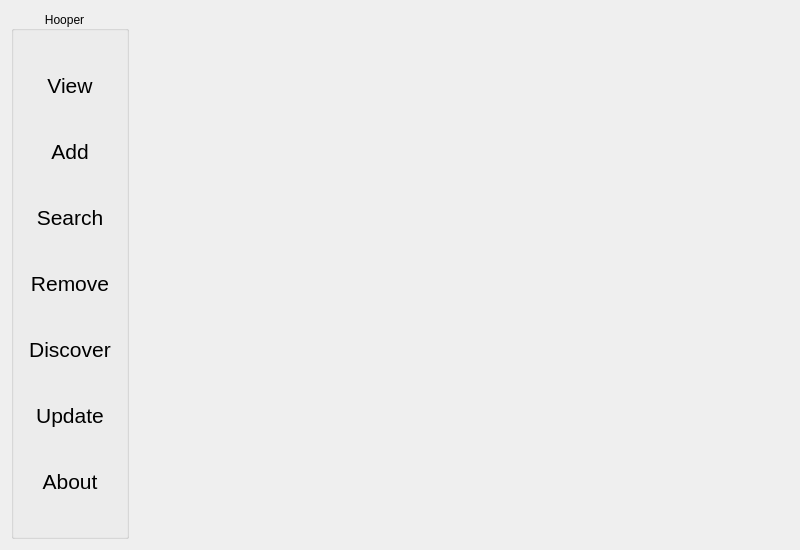
Old version of the form hoopergui/mainwindow.ui in the repository VLN1-15-30/fall-project.
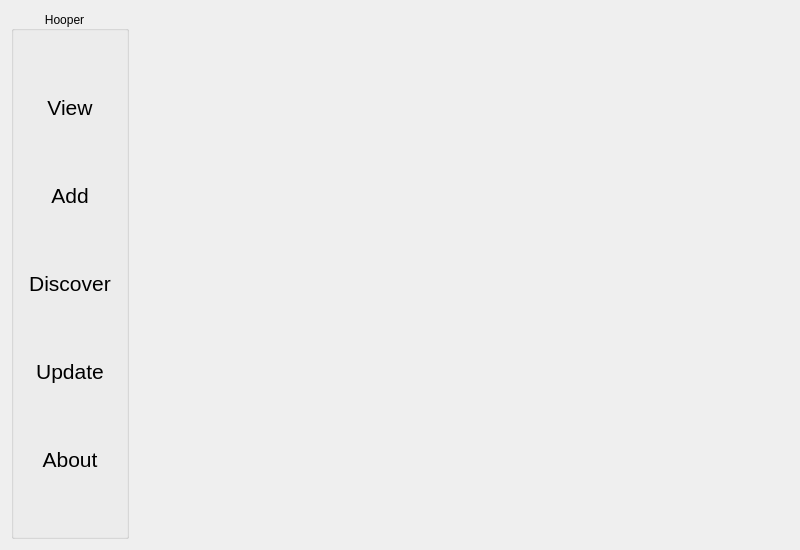
New version of the form.

Commit message: hooper interface changes

Patch:
```diff
--- a/hoopergui/mainwindow.ui
+++ b/hoopergui/mainwindow.ui
@@ -69,36 +69,6 @@
          </property>
         </widget>
        </item>
-       <item>
-        <widget class="QPushButton" name="button_search_database">
-         <property name="font">
-          <font>
-           <pointsize>16</pointsize>
-          </font>
-         </property>
-         <property name="text">
-          <string>Search</string>
-         </property>
-         <property name="flat">
-          <bool>true</bool>
-         </property>
-        </widget>
-       </item>
-       <item>
-        <widget class="QPushButton" name="button_removefrom_database">
-         <property name="font">
-          <font>
-           <pointsize>16</pointsize>
-          </font>
-         </property>
-         <property name="text">
-          <string>Remove</string>
-         </property>
-         <property name="flat">
-          <bool>true</bool>
-         </property>
-        </widget>
-       </item>
        <item>
         <widget class="QPushButton" name="button_discover">
          <property name="font">
```
The commit also changes 2 other files.
